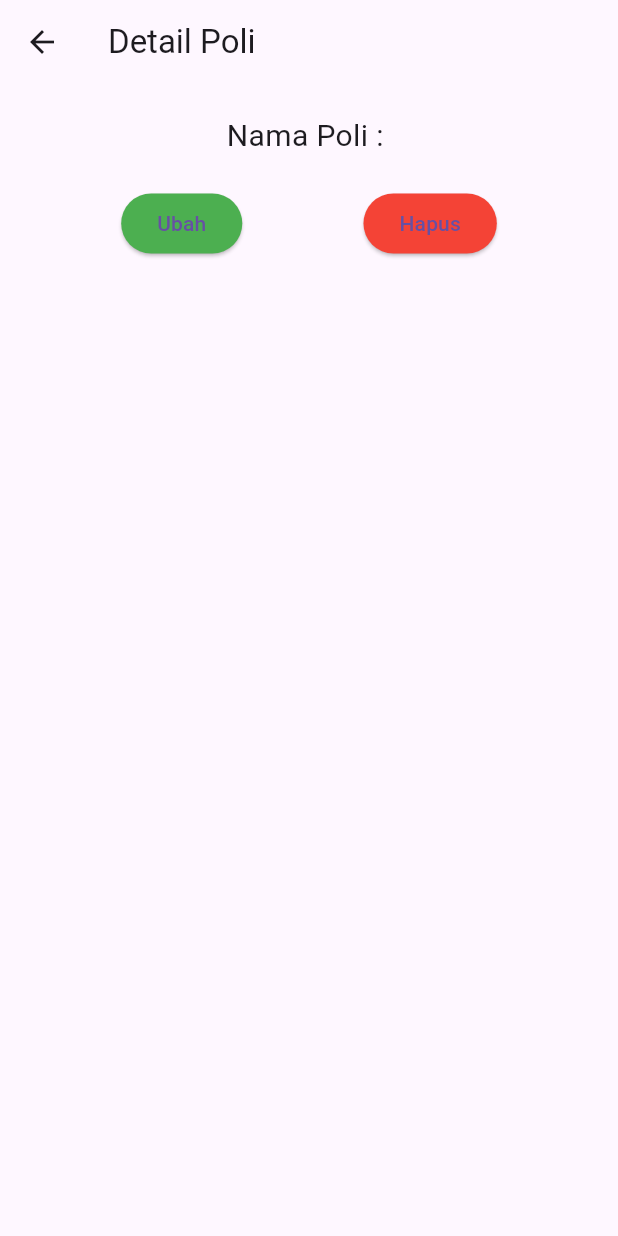
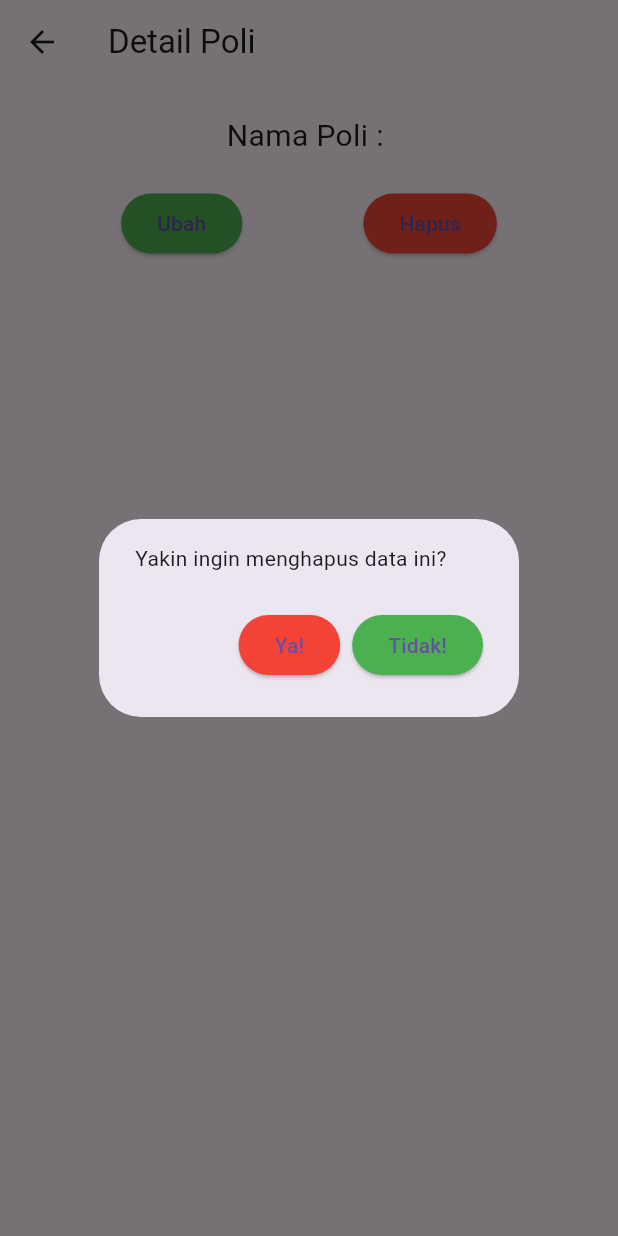
Before and after one commit to nvnrchmn/klinik_app, a Flutter app: the PoliForm screen opened directly, after a tap on "Simpan", after a tap on "Hapus", on a phone screen of 412 x 824 dp. Run offline on Flutter 3.47's test engine with Material 3 defaults, Android fonts, the phone set to English and light mode, and no system bars.

Commit message:
Sudah uji coba pertemuan 9

```diff
--- a/lib/ui/poli_detail.dart
+++ b/lib/ui/poli_detail.dart
@@ -1,5 +1,6 @@
 import 'package:flutter/material.dart';
 import 'package:klinik_app/model/poli.dart';
+import 'package:klinik_app/ui/poli_page.dart';
 import 'package:klinik_app/ui/poli_update_form.dart';
 
 class PoliDetail extends StatefulWidget {
@@ -45,8 +46,29 @@ class _PoliDetailState extends State<PoliDetail> {
 
   _tombolHapus() {
     return ElevatedButton(
-        onPressed: () {},
-        style: ElevatedButton.styleFrom(backgroundColor: Colors.red),
-        child: const Text("Hapus"));
+      onPressed: () {
+        AlertDialog alertDialog = AlertDialog(
+          content: const Text("Yakin ingin menghapus data ini?"),
+          actions: [
+            // Tombol ya
+            ElevatedButton(onPressed: () {
+              Navigator.pop(context);
+              Navigator.pushReplacement(
+                  context, MaterialPageRoute(builder: (context) => PoliPage()));
+            }, child: const Text("Ya!"),
+                style: ElevatedButton.styleFrom(backgroundColor: Colors.red)),
+            // Tombol batal
+            ElevatedButton(onPressed: () {
+              Navigator.pop(context);
+            }, child: const Text("Tidak!"),
+              style: ElevatedButton.styleFrom(backgroundColor: Colors.green),
+            )
+          ],
+        );
+      showDialog(context: context, builder: (context) => alertDialog);
+        },
+      style: ElevatedButton.styleFrom(backgroundColor: Colors.red),
+      child: const Text("Hapus"),
+    );
   }
 }
--- a/lib/ui/poli_form.dart
+++ b/lib/ui/poli_form.dart
@@ -20,14 +20,18 @@ class _PoliFormState extends State<PoliForm> {
           child: Form(
         key: _formKey,
         child: Column(
-          children: [_fieldNamaPoli(), SizedBox(height: 20), _tombolSimpan()],
+          children: [
+            _fieldNamaPoli(),
+            const SizedBox(height: 20),
+            _tombolSimpan()
+          ],
         ),
       )),
     );
   }
 
   _fieldNamaPoli() {
-    return const TextField(
+    return TextField(
       decoration: const InputDecoration(labelText: "Nama Poli"),
       controller: _namaPoliCtrl,
     );
@@ -36,7 +40,7 @@ class _PoliFormState extends State<PoliForm> {
   _tombolSimpan() {
     return ElevatedButton(
         onPressed: () {
-          Poli poli = new Poli(namaPoli: _namaPoliCtrl.text);
+          Poli poli = Poli(namaPoli: _namaPoliCtrl.text);
           Navigator.pushReplacement(context,
               MaterialPageRoute(builder: (context) => PoliDetail(poli: poli)));
         },
```
Also changed, not shown: lib/main.dart (+5 -4 lines), lib/ui/beranda.dart (added, +17 -0 lines), lib/ui/login.dart (added, +70 -0 lines), lib/ui/poli_page.dart (+4 -3 lines), pubspec.lock, 1 other file.
